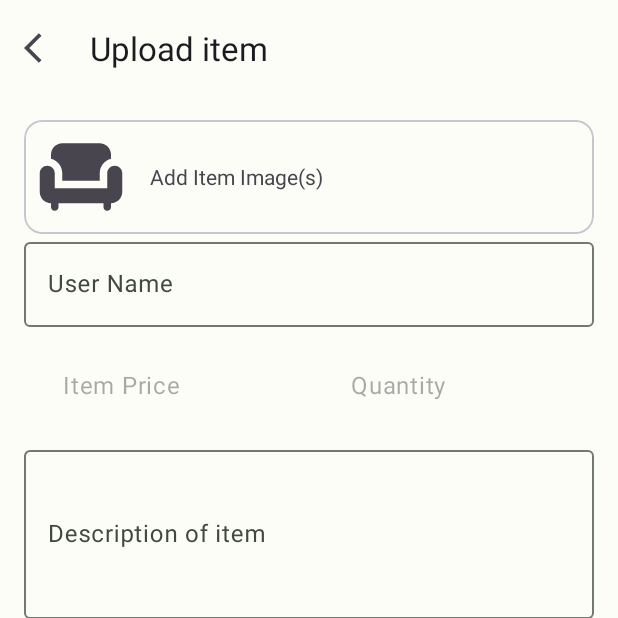
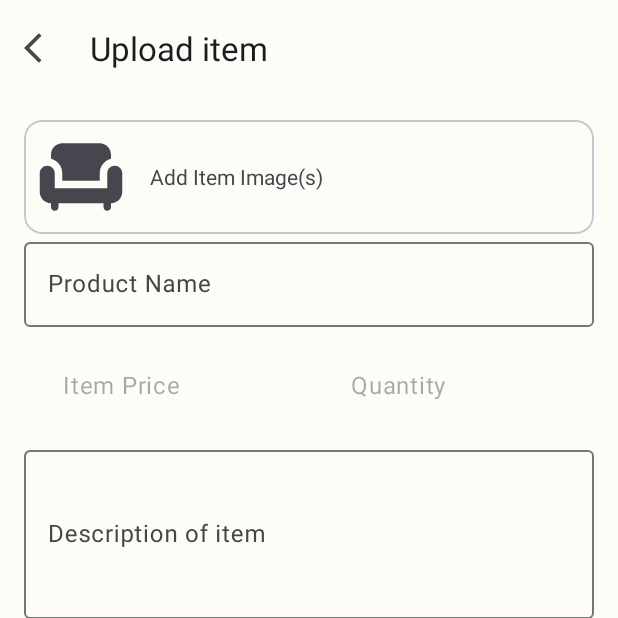
Before and after one commit to Willliam256/StriveFurniture, an Android app: the AddItemFragment screen opened through its navigation route, on a phone screen of 412 x 824 dp, the top half of it. Run offline under Robolectric (Android 15) with nearby library versions, the phone set to English and light mode, and no system bars; our stand-ins replace Firebase (no records; nobody signed in at launch, a user with empty details on screens opened directly).

Commit message:
Changed Product name from user name to product name

```diff
--- a/app/src/main/res/layout/fragment_add_item.xml
+++ b/app/src/main/res/layout/fragment_add_item.xml
@@ -135,7 +135,7 @@
                     android:id="@+id/name"
                     android:layout_width="match_parent"
                     android:layout_height="wrap_content"
-                    android:hint="@string/name" />
+                    android:hint="Product Name" />
             </com.google.android.material.textfield.TextInputLayout>
 
             <com.google.android.material.textfield.TextInputLayout
```
